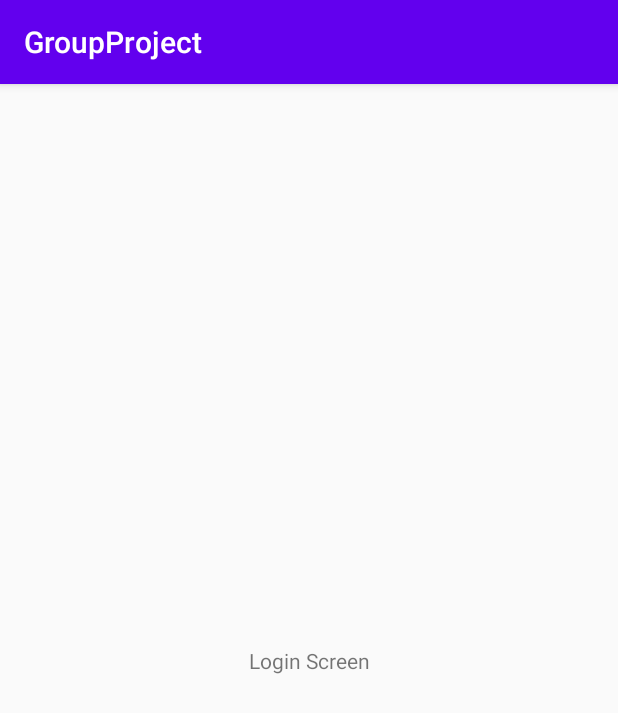
After one commit to ManthanKaneriya/GroupProject, an Android app: the Activity_Login screen opened directly, with no data from a screen before it, on a phone screen of 412 x 824 dp. The commit adds this screen. Shown: the top 713 px of the screen. Run offline under Robolectric (Android 15) with nearby library versions, the phone set to English and light mode, and no system bars.

```diff
--- a/app/src/main/java/com/example/groupproject/MainActivity.java
+++ b/app/src/main/java/com/example/groupproject/Activity_Contact.java
@@ -4,11 +4,11 @@ import androidx.appcompat.app.AppCompatActivity;
 
 import android.os.Bundle;
 
-public class MainActivity extends AppCompatActivity {
+public class Activity_Contact extends AppCompatActivity {
 
     @Override
     protected void onCreate(Bundle savedInstanceState) {
         super.onCreate(savedInstanceState);
-        setContentView(R.layout.activity_main);
+        setContentView(R.layout.activity_contact);
     }
 }
--- /dev/null
+++ b/app/src/main/java/com/example/groupproject/Activity_Login.java
@@ -0,0 +1,14 @@
+package com.example.groupproject;
+
+import androidx.appcompat.app.AppCompatActivity;
+
+import android.os.Bundle;
+
+public class Activity_Login extends AppCompatActivity {
+
+    @Override
+    protected void onCreate(Bundle savedInstanceState) {
+        super.onCreate(savedInstanceState);
+        setContentView(R.layout.activity_login);
+    }
+}
--- /dev/null
+++ b/app/src/main/res/layout/activity_login.xml
@@ -0,0 +1,18 @@
+<?xml version="1.0" encoding="utf-8"?>
+<androidx.constraintlayout.widget.ConstraintLayout xmlns:android="http://schemas.android.com/apk/res/android"
+    xmlns:app="http://schemas.android.com/apk/res-auto"
+    xmlns:tools="http://schemas.android.com/tools"
+    android:layout_width="match_parent"
+    android:layout_height="match_parent"
+    tools:context=".Activity_Login">
+
+    <TextView
+        android:id="@+id/loginScreen"
+        android:layout_width="wrap_content"
+        android:layout_height="wrap_content"
+        android:text="Login Screen"
+        app:layout_constraintBottom_toBottomOf="parent"
+        app:layout_constraintEnd_toEndOf="parent"
+        app:layout_constraintStart_toStartOf="parent"
+        app:layout_constraintTop_toTopOf="parent" />
+</androidx.constraintlayout.widget.ConstraintLayout>
```
Also changed, not shown: app/src/main/AndroidManifest.xml (+8 -6 lines), app/src/main/java/com/example/groupproject/Activity_About.java (added, +14 -0 lines), app/src/main/java/com/example/groupproject/Activity_Splash.java (added, +14 -0 lines), app/src/main/res/drawable/ic_wave.xml (added, +9 -0 lines), app/src/main/res/drawable/ic_wave_3.xml (added, +9 -0 lines), app/src/main/res/drawable/ic_wave_4.xml (added, +9 -0 lines), app/src/main/res/layout/activity_about.xml (renamed from app/src/main/res/layout/activity_main.xml, +1 -10 lines), app/src/main/res/layout/activity_contact.xml (added, +9 -0 lines), app/src/main/res/layout/activity_splash.xml (added, +45 -0 lines).
